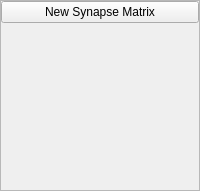
First picture: the form in Neuron/SynapseDock.ui, repository Skwint/Neuron, before the edit.
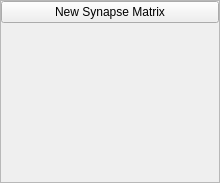
Second picture: the form after the edit.

```diff
--- a/Neuron/SynapseDock.ui
+++ b/Neuron/SynapseDock.ui
@@ -6,8 +6,8 @@
    <rect>
     <x>0</x>
     <y>0</y>
-    <width>200</width>
-    <height>191</height>
+    <width>220</width>
+    <height>183</height>
    </rect>
   </property>
   <property name="minimumSize">
@@ -52,8 +52,8 @@
         <rect>
          <x>0</x>
          <y>0</y>
-         <width>198</width>
-         <height>167</height>
+         <width>218</width>
+         <height>159</height>
         </rect>
        </property>
        <layout class="QVBoxLayout" name="verticalLayout_2">
@@ -87,7 +87,7 @@
           <property name="sizeHint" stdset="0">
            <size>
             <width>20</width>
-            <height>129</height>
+            <height>40</height>
            </size>
           </property>
          </spacer>
```
